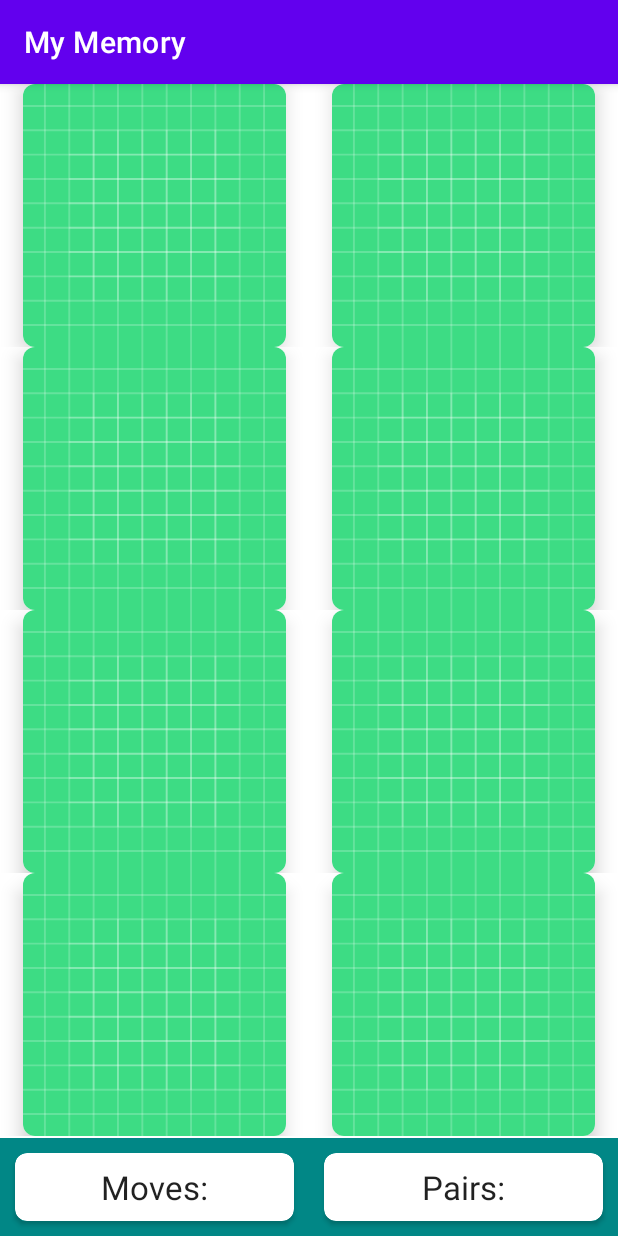
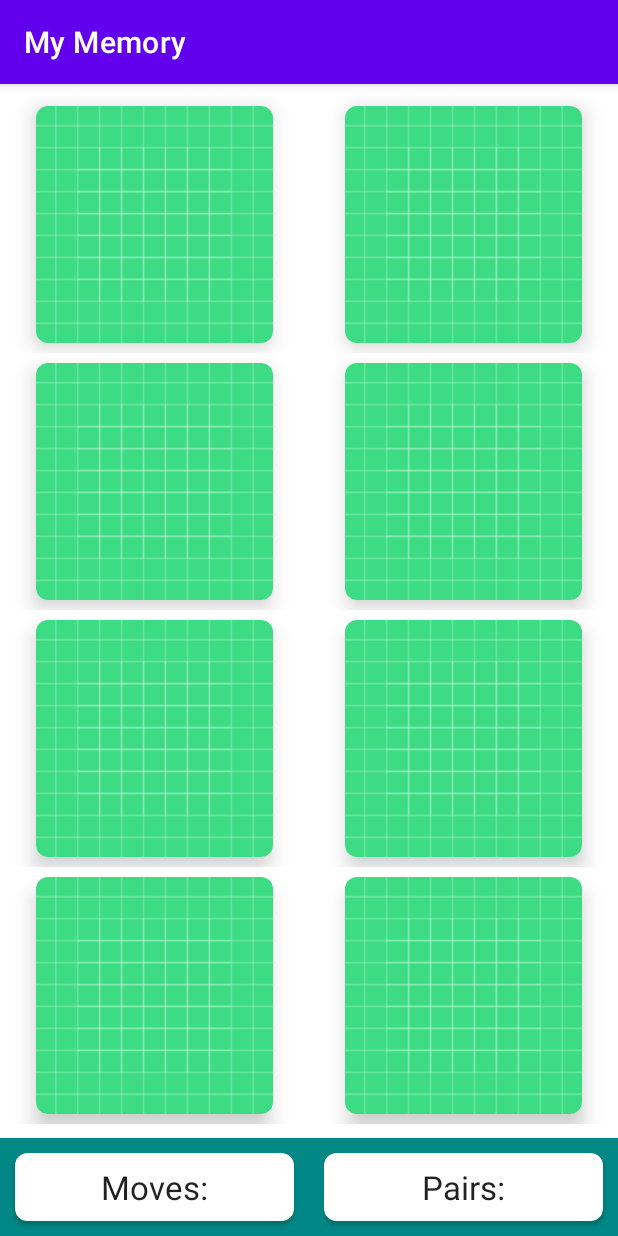
Before and after one commit to RaffayHusayn/Flippy-Cards-Game, an Android app: the screen it shows after launch (MainActivity), on a phone screen of 412 x 824 dp. Run offline under Robolectric (Android 15) with nearby library versions, the phone set to English and light mode, and no system bars; libraries missing offline, so code that uses them is left out: android.content.

Commit message:
Creating Some space between different cards in 4x2 grid by setting margins to CARDVIEW as well as adding top and bottom margin to RECYCLERVIEW

```diff
--- a/app/src/main/java/com/fclass/memorygame/MemoryBoardAdapter.kt
+++ b/app/src/main/java/com/fclass/memorygame/MemoryBoardAdapter.kt
@@ -12,11 +12,20 @@ import kotlin.math.min
 class MemoryBoardAdapter(private val context: Context, private val numPieces: Int) :
     RecyclerView.Adapter<MemoryBoardAdapter.ViewHolder>() {
 
+    //companion object is similar to static variable in java that we don't need an instance of an object
+    //to call it, it can be evoked directly from the class without an object first being created
+    companion object {
+        private const val MARGIN_SIZE = 10
+    }
+
+
+
+
 
    override fun onCreateViewHolder(parent: ViewGroup, viewType: Int): ViewHolder {
 
-       val cardWidth = parent.width / 2 //hardcoding for 2 columns, parent is the RecyclerView
-       val cardHeight  = parent.height / 4 //hardcoding for 4 rows, parent is the RecyclerView
+       val cardWidth = parent.width / 2 - (2*MARGIN_SIZE)//hardcoding for 2 columns, parent is the RecyclerView
+       val cardHeight  = parent.height / 4 - (2*MARGIN_SIZE)//hardcoding for 4 rows, parent is the RecyclerView
        //to make the card square, just take the smaller measurement
        val cardSideLength = min(cardWidth, cardHeight)
 
@@ -24,10 +33,12 @@ class MemoryBoardAdapter(private val context: Context, private val numPieces: In
 
 
        //grabbing out the cardView from the view that we have inflated in LayoutInflater
-       val layoutParams = view.findViewById<CardView>(R.id.cardView).layoutParams
+       val layoutParams = view.findViewById<CardView>(R.id.cardView).layoutParams as ViewGroup.MarginLayoutParams
        //dynamically setting the dimension of the card, both same bc we want it to be a square
        layoutParams.height = cardSideLength
        layoutParams.width = cardSideLength
+       //setting viewGroup.MarginLayoutParam allows us to set the margin
+       layoutParams.setMargins(MARGIN_SIZE, MARGIN_SIZE, MARGIN_SIZE, MARGIN_SIZE)
 
 
        return ViewHolder(view)
--- a/app/src/main/res/layout/activity_main.xml
+++ b/app/src/main/res/layout/activity_main.xml
@@ -56,6 +56,8 @@
         android:id="@+id/rvBoard"
         android:layout_width="0dp"
         android:layout_height="0dp"
+        android:layout_marginTop="8dp"
+        android:layout_marginBottom="8dp"
         app:layout_constraintBottom_toTopOf="@+id/llGameInfo"
         app:layout_constraintEnd_toEndOf="parent"
         app:layout_constraintStart_toStartOf="parent"
```
